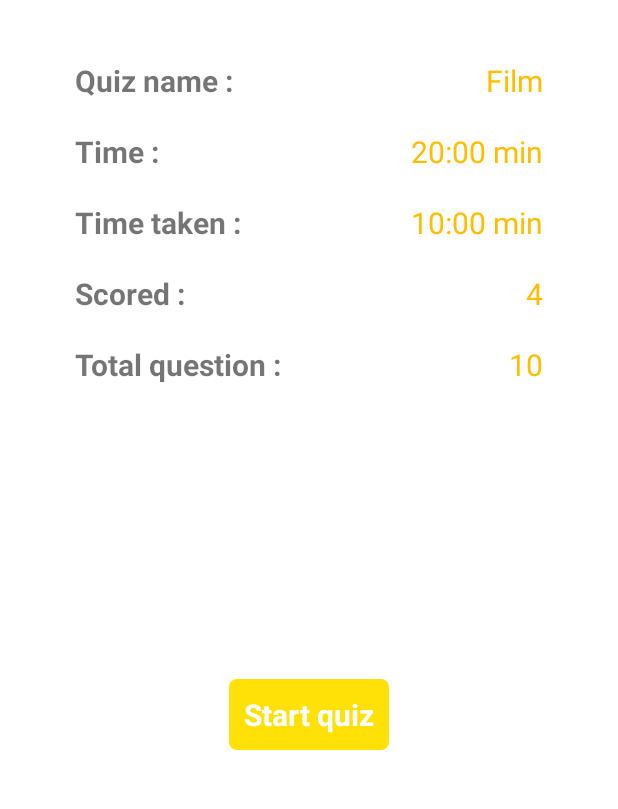
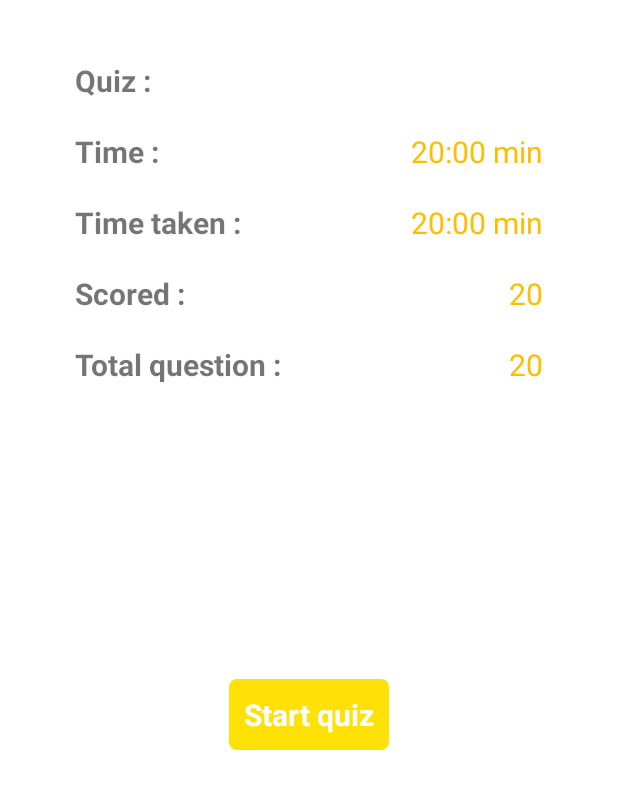
Before and after one commit to tapanghataliya/Quizzy, an Android app: the layout quiz_popup.xml on its own in the app's theme, with its tools: preview values and no code run, on a phone screen of 412 x 824 dp, the part 426-1235 px from its top. Run offline under Robolectric (Android 15) with nearby library versions, the phone set to English and light mode, and no system bars; network calls fail.

Commit message:
Add popup when submit answer.

```diff
--- a/app/src/main/AndroidManifest.xml
+++ b/app/src/main/AndroidManifest.xml
@@ -4,8 +4,7 @@
 
     <uses-permission android:name="android.permission.INTERNET" />
     <uses-permission android:name="android.permission.ACCESS_NETWORK_STATE" />
-
-    <uses-permission android:name="android.permission.VIBRATE" />
+    <uses-permission android:name="android.permission.VIBRATE"/>
 
     <application
         android:name=".Quizzy"
--- a/app/src/main/java/com/example/quizzy/core/base/BaseActivity.kt
+++ b/app/src/main/java/com/example/quizzy/core/base/BaseActivity.kt
@@ -10,9 +10,7 @@ abstract class BaseActivity: AppCompatActivity() {
         view?.let { v ->
             val inputMethodManager =
                 getSystemService(Context.INPUT_METHOD_SERVICE) as InputMethodManager
-            inputMethodManager?.let {
-                it.hideSoftInputFromWindow(v.windowToken, 0)
-            }
+            inputMethodManager.hideSoftInputFromWindow(v.windowToken, 0)
         }
     }
 }
--- a/app/src/main/java/com/example/quizzy/core/base/BaseFragment.kt
+++ b/app/src/main/java/com/example/quizzy/core/base/BaseFragment.kt
@@ -80,7 +80,7 @@ abstract class BaseFragment<V : ViewDataBinding, VM : BaseViewModel<*>> : Fragme
     /**
      * Hide soft keyboard
      */
-    fun hideKeyboard() {
+    private fun hideKeyboard() {
         baseActivity?.hideKeyboard()
     }
 
--- a/app/src/main/java/com/example/quizzy/features/MainActivity.kt
+++ b/app/src/main/java/com/example/quizzy/features/MainActivity.kt
@@ -1,7 +1,6 @@
 package com.example.quizzy.features
 
 import android.os.Bundle
-import android.util.Log
 import androidx.appcompat.app.AppCompatActivity
 import androidx.databinding.DataBindingUtil
 import androidx.navigation.NavController
--- a/app/src/main/java/com/example/quizzy/features/home/HomeViewModel.kt
+++ b/app/src/main/java/com/example/quizzy/features/home/HomeViewModel.kt
@@ -3,7 +3,6 @@ package com.example.quizzy.features.home
 import com.example.quizzy.core.base.BaseNavigator
 import com.example.quizzy.core.base.BaseViewModel
 import dagger.hilt.android.lifecycle.HiltViewModel
-import dagger.hilt.android.qualifiers.ApplicationContext
 import javax.inject.Inject
 
 @HiltViewModel
--- a/app/src/main/java/com/example/quizzy/features/quiz/domain/QuestionRepository.kt
+++ b/app/src/main/java/com/example/quizzy/features/quiz/domain/QuestionRepository.kt
@@ -1,15 +1,12 @@
 package com.example.quizzy.features.quiz.domain
 
-import android.content.Context
 import com.example.quizzy.core.apiservices.ApiHelper
 import com.example.quizzy.features.quiz.data.QuestionList
-import dagger.hilt.android.qualifiers.ApplicationContext
 import retrofit2.Response
 import javax.inject.Inject
 
 class QuestionRepository @Inject constructor(
-    private val apiHelper: ApiHelper,
-    @ApplicationContext private val context: Context
+    private val apiHelper: ApiHelper
 ) {
     suspend fun getQuestionList(
         nQuestion: String,
--- a/app/src/main/java/com/example/quizzy/features/settings/ui/SettingsFragment.kt
+++ b/app/src/main/java/com/example/quizzy/features/settings/ui/SettingsFragment.kt
@@ -1,6 +1,7 @@
 package com.example.quizzy.features.settings.ui
 
 import android.os.Bundle
+import android.util.Log
 import android.view.View
 import android.widget.AdapterView
 import android.widget.ArrayAdapter
@@ -19,6 +20,7 @@ import dagger.hilt.android.AndroidEntryPoint
  * A simple Setting Fragment.
  * In this fragment display category, difficulty, type, sound enable and vibration enable in this screen.
  */
+@Suppress("DEPRECATION")
 @AndroidEntryPoint
 class SettingsFragment : BaseFragment<FragmentSettingsBinding, SettingsViewModel>() {
 
--- a/app/src/main/java/com/example/quizzy/features/settings/ui/SettingsViewModel.kt
+++ b/app/src/main/java/com/example/quizzy/features/settings/ui/SettingsViewModel.kt
@@ -90,6 +90,6 @@ class SettingsViewModel @Inject constructor(
     fun getCategorysID() = sharedPreferences.getString(categorysId, null)
     fun getDifficultysType() = sharedPreferences.getString(difficultySType, null)
     fun getQuestionssType() = sharedPreferences.getString(questionSType, null)
-    fun getIsChecked() = sharedPreferences.getBoolean(isChecked,true)
+    fun getIsChecked() = sharedPreferences.getBoolean(isChecked,false)
 
 }
--- a/app/src/main/java/com/example/quizzy/features/solution/ui/SolutionAdapter.kt
+++ b/app/src/main/java/com/example/quizzy/features/solution/ui/SolutionAdapter.kt
@@ -43,6 +43,7 @@ class SolutionAdapter : RecyclerView.Adapter<SolutionAdapter.ViewPagerHolder>()
     private val differ = AsyncListDiffer(this, differCallback)
     fun questionList(list: List<Results>) = differ.submitList(list)
 
+    @SuppressLint("SetTextI18n")
     override fun onBindViewHolder(holder: ViewPagerHolder, position: Int) {
         val quize = differ.currentList[position]
         holder.view.txtQuestion.text = quize.question
--- a/app/src/main/res/layout/quiz_popup.xml
+++ b/app/src/main/res/layout/quiz_popup.xml
@@ -4,7 +4,6 @@
     <data></data>
 
     <LinearLayout xmlns:android="http://schemas.android.com/apk/res/android"
-        xmlns:app="http://schemas.android.com/apk/res-auto"
         android:layout_width="match_parent"
         android:layout_height="match_parent"
         android:layout_margin="@dimen/dimen_20sp"
@@ -12,7 +11,7 @@
 
         <LinearLayout
             android:layout_width="match_parent"
-            android:layout_height="match_parent"
+            android:layout_height="0dp"
             android:layout_weight="1"
             android:orientation="vertical">
 
@@ -31,6 +30,7 @@
                 android:layout_height="@dimen/dimen_200sp"
                 android:layout_gravity="center"
                 android:padding="@dimen/dimen_20sp"
+                android:contentDescription="@string/splashLogo"
                 android:src="@drawable/splash_logo" />
 
             <View
@@ -47,10 +47,11 @@
                 android:layout_marginStart="@dimen/dimen_20dp"
                 android:layout_marginEnd="@dimen/dimen_20dp"
                 android:orientation="horizontal"
+                android:baselineAligned="false"
                 android:padding="@dimen/dimen_10dp">
 
                 <LinearLayout
-                    android:layout_width="match_parent"
+                    android:layout_width="0dp"
                     android:layout_height="match_parent"
                     android:layout_weight="1"
                     android:orientation="vertical">
@@ -74,7 +75,7 @@
                         android:layout_width="wrap_content"
                         android:layout_height="wrap_content"
                         android:singleLine="true"
-                        android:text="Film"
+                        android:text=""
                         android:textColor="@color/dark_yellow"
                         android:textSize="@dimen/dimen_20sp" />
                 </LinearLayout>
@@ -88,10 +89,11 @@
                 android:orientation="horizontal"
                 android:layout_marginStart="@dimen/dimen_20dp"
                 android:layout_marginEnd="@dimen/dimen_20dp"
+                android:baselineAligned="false"
                 android:padding="@dimen/dimen_10dp">
 
                 <LinearLayout
-                    android:layout_width="match_parent"
+                    android:layout_width="0dp"
                     android:layout_height="match_parent"
                     android:layout_weight="1"
                     android:orientation="vertical">
@@ -114,7 +116,7 @@
                         android:id="@+id/txtTotalTime"
                         android:layout_width="wrap_content"
                         android:layout_height="wrap_content"
-                        android:text="20:00 min"
+                        android:text="@string/displayTime"
                         android:textColor="@color/dark_yellow"
                         android:textSize="@dimen/dimen_20sp" />
                 </LinearLayout>
@@ -127,10 +129,11 @@
                 android:orientation="horizontal"
                 android:layout_marginStart="@dimen/dimen_20dp"
                 android:layout_marginEnd="@dimen/dimen_20dp"
+                android:baselineAligned="false"
                 android:padding="@dimen/dimen_10dp">
 
                 <LinearLayout
-                    android:layout_width="match_parent"
+                    android:layout_width="0dp"
                     android:layout_height="match_parent"
                     android:layout_weight="1"
                     android:orientation="vertical">
@@ -153,7 +156,7 @@
                         android:id="@+id/txtTakenTime"
                         android:layout_width="wrap_content"
                         android:layout_height="wrap_content"
-                        android:text="10:00 min"
+                        android:text="@string/displayTime"
                         android:textColor="@color/dark_yellow"
                         android:textSize="@dimen/dimen_20sp" />
                 </LinearLayout>
@@ -166,10 +169,11 @@
                 android:orientation="horizontal"
                 android:layout_marginStart="@dimen/dimen_20dp"
                 android:layout_marginEnd="@dimen/dimen_20dp"
+                android:baselineAligned="false"
                 android:padding="@dimen/dimen_10dp">
 
                 <LinearLayout
-                    android:layout_width="match_parent"
+                    android:layout_width="0dp"
                     android:layout_height="match_parent"
                     android:layout_weight="1"
                     android:orientation="vertical">
@@ -192,7 +196,7 @@
                         android:id="@+id/txtScored"
                         android:layout_width="wrap_content"
                         android:layout_height="wrap_content"
-                        android:text="4"
+                        android:text="@string/totalQue"
                         android:textColor="@color/dark_yellow"
                         android:textSize="@dimen/dimen_20sp" />
                 </LinearLayout>
@@ -205,10 +209,11 @@
                 android:orientation="horizontal"
                 android:layout_marginStart="@dimen/dimen_20dp"
                 android:layout_marginEnd="@dimen/dimen_20dp"
+                android:baselineAligned="false"
                 android:padding="@dimen/dimen_10dp">
 
                 <LinearLayout
-                    android:layout_width="match_parent"
+                    android:layout_width="0dp"
                     android:layout_height="match_parent"
                     android:layout_weight="1"
                     android:orientation="vertical">
@@ -231,7 +236,7 @@
                         android:id="@+id/txtTotalQue"
                         android:layout_width="wrap_content"
                         android:layout_height="wrap_content"
-                        android:text="10"
+                        android:text="@string/totalQue"
                         android:textColor="@color/dark_yellow"
                         android:textSize="@dimen/dimen_20sp" />
                 </LinearLayout>
--- a/app/src/main/res/values/dimen.xml
+++ b/app/src/main/res/values/dimen.xml
@@ -4,6 +4,7 @@
     <dimen name="image_height">150dp</dimen>
     <dimen name="image_width">150dp</dimen>
 
+    <dimen name="dimen_0dp">0dp</dimen>
     <dimen name="dimen_1dp">1dp</dimen>
     <dimen name="dimen_2dp">2dp</dimen>
     <dimen name="dimen_3dp">3dp</dimen>
--- a/app/src/main/res/values/strings.xml
+++ b/app/src/main/res/values/strings.xml
@@ -16,13 +16,16 @@
     <string name="Scored">Scored : </string>
     <string name="Time">Time : </string>
     <string name="TimeTaken">Time taken : </string>
-    <string name="QuizName">Quiz name : </string>
+    <string name="QuizName">Quiz : </string>
     <string name="TimeSpent">Time spent : </string>
     <string name="TotalQue">Total question : </string>
     <string name="refresh">Refresh</string>
     <string name="view">View Solution</string>
     <string name="attempt">Re-Attempt</string>
     <string name="start_quiz">Start quiz</string>
+    <string name="splashLogo">Splash logo</string>
+    <string name="displayTime">20:00 min</string>
+    <string name="totalQue">20</string>
     <!-- TODO: Remove or change this placeholder text -->
     <string name="hello_blank_fragment">Hello blank fragment</string>
 </resources>
```
Also changed, not shown: app/src/main/java/com/example/quizzy/core/utils/Constant.kt (+28 -24 lines), app/src/main/java/com/example/quizzy/core/utils/VibrationUtils.kt (added, +19 -0 lines), app/src/main/java/com/example/quizzy/features/quiz/ui/QuizAdapter.kt (+4 -23 lines), app/src/main/java/com/example/quizzy/features/quiz/ui/QuizViewModel.kt (+6 -12 lines), app/src/main/java/com/example/quizzy/features/quiz/ui/QuizeFragment.kt (+14 -27 lines), app/src/main/java/com/example/quizzy/features/result/ResultFragment.kt (+3 -5 lines), app/src/main/res/layout/fragment_result.xml (+0 -13 lines).
